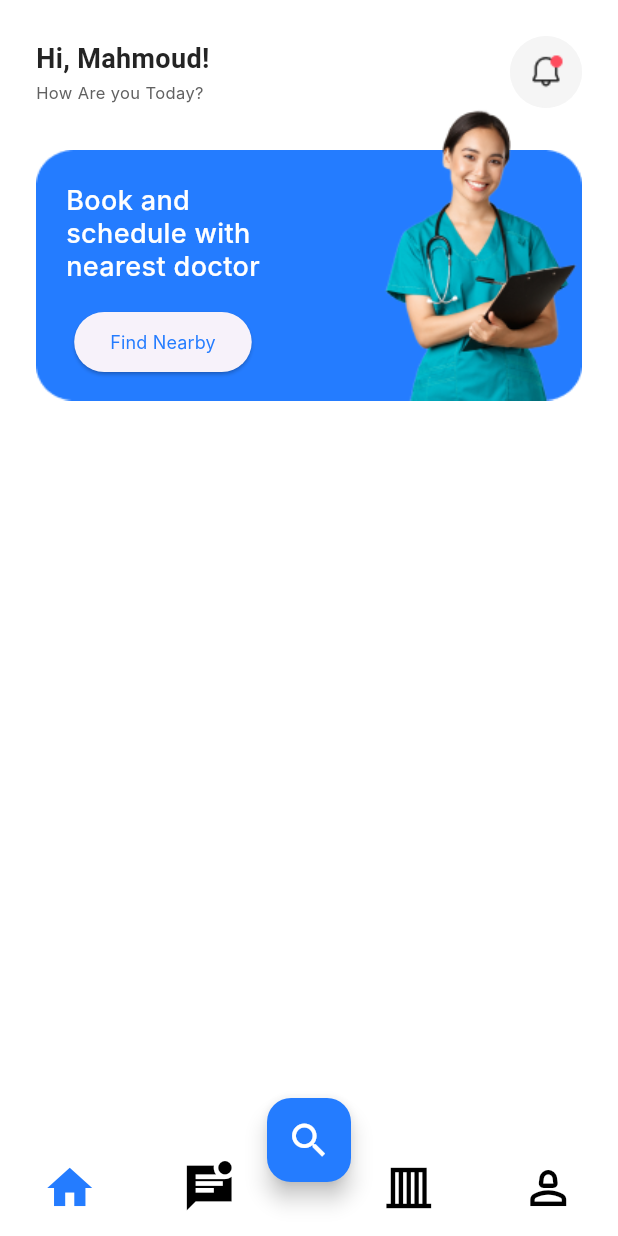
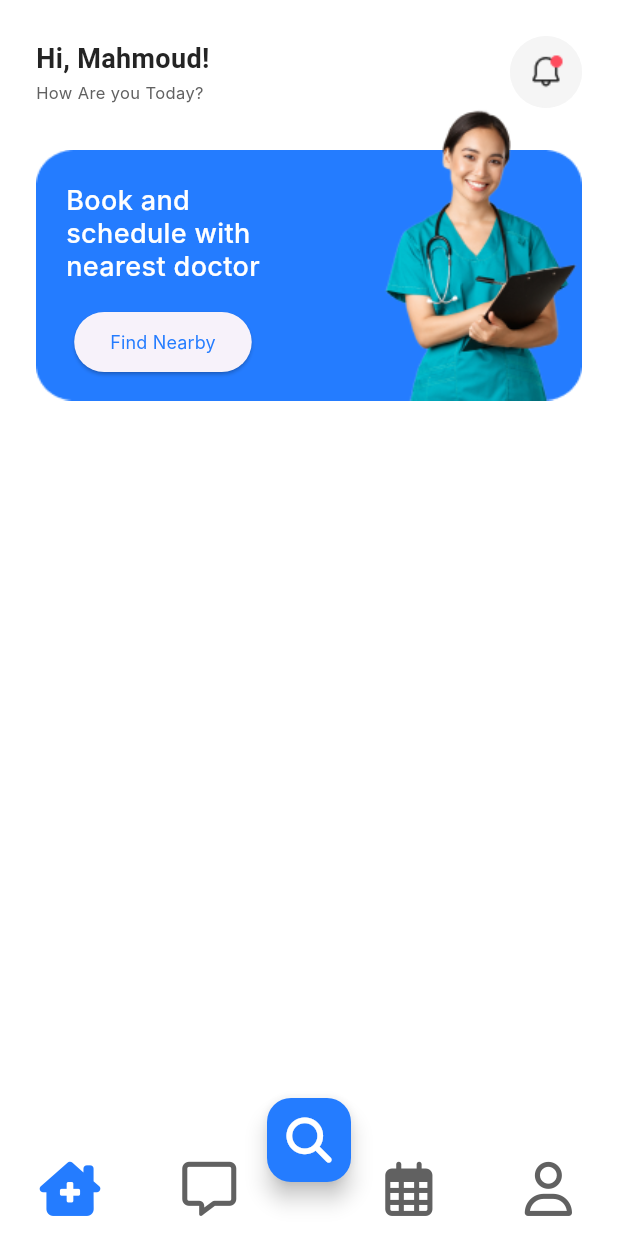
Before and after one commit to mahmoudkamalx14/doctor_appointment, a Flutter app: the BottomNavBar screen opened by its route, on a phone screen of 412 x 824 dp. Run offline on Flutter 3.47's test engine with Material 3 defaults, Android fonts, the phone set to English and light mode, and no system bars; drawn by our look-alikes of animated_bottom_navigation_bar; our stand-ins replace device_preview, dio, flutter_bloc, flutter_screenutil, flutter_svg, font_awesome_flutter and 6 more; accounts and stored records are empty; generated files the repository leaves out were written again; network calls fail; Roboto replaces fonts that are missing (Inter).

Commit message:
change Icons ( Nav Bar )

```diff
--- a/lib/features/home/presentation/screen/bottom_nav_bar.dart
+++ b/lib/features/home/presentation/screen/bottom_nav_bar.dart
@@ -7,6 +7,7 @@ import 'package:doctor_appointment/features/home/presentation/screen/home_screen
 import 'package:doctor_appointment/features/profile/profile_screen.dart';
 import 'package:flutter/material.dart';
 import 'package:flutter_screenutil/flutter_screenutil.dart';
+import 'package:font_awesome_flutter/font_awesome_flutter.dart';
 
 class BottomNavBar extends StatefulWidget {
   const BottomNavBar({super.key});
@@ -34,7 +35,7 @@ class _BottomNavBarState extends State<BottomNavBar> {
         onPressed: () {},
         backgroundColor: const Color(0xFF247CFF),
         child: const Icon(
-          Icons.search,
+          FontAwesomeIcons.search,
           size: 30,
           color: Colors.white,
         ),
@@ -44,13 +45,13 @@ class _BottomNavBarState extends State<BottomNavBar> {
       bottomNavigationBar: AnimatedBottomNavigationBar(
         height: 64.h,
         icons: const [
-          Icons.home,
-          Icons.mark_unread_chat_alt_sharp,
-          Icons.vertical_shades_closed_sharp,
-          Icons.person_2_outlined,
+          FontAwesomeIcons.houseChimneyMedical,
+          FontAwesomeIcons.message,
+          FontAwesomeIcons.calendarDays,
+          FontAwesomeIcons.user,
         ],
         activeColor: const Color(0xFF247CFF),
-        inactiveColor: Colors.black,
+        inactiveColor: Colors.grey[700],
         gapLocation: GapLocation.center,
         gapWidth: 40.w,
         splashColor: Colors.white,
--- a/pubspec.yaml
+++ b/pubspec.yaml
@@ -42,6 +42,7 @@ dependencies:
   flutter_native_splash: ^2.3.8
   flutter_screenutil: ^5.9.0
   flutter_svg: ^2.0.10+1
+  font_awesome_flutter: ^10.7.0
   freezed: ^2.4.6
   freezed_annotation: ^2.4.1
   get_it: ^7.6.4
```
Also changed, not shown: pubspec.lock.
